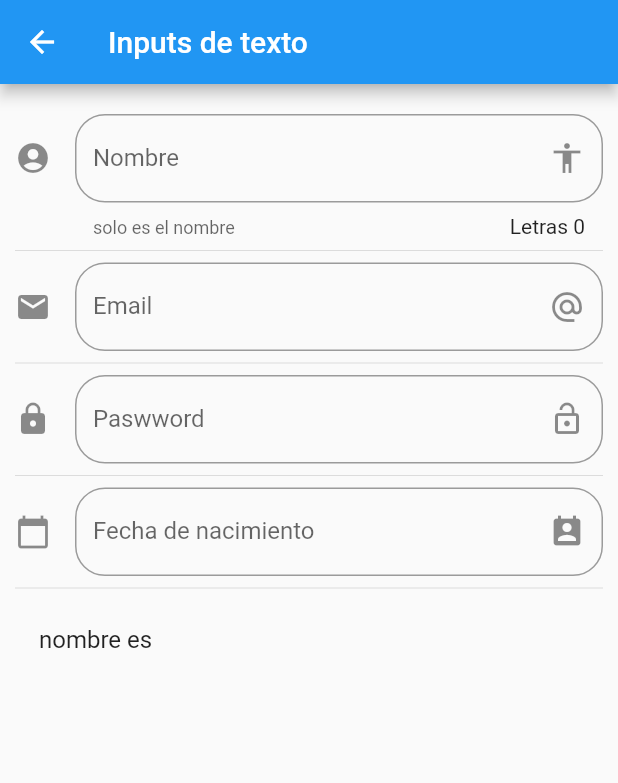
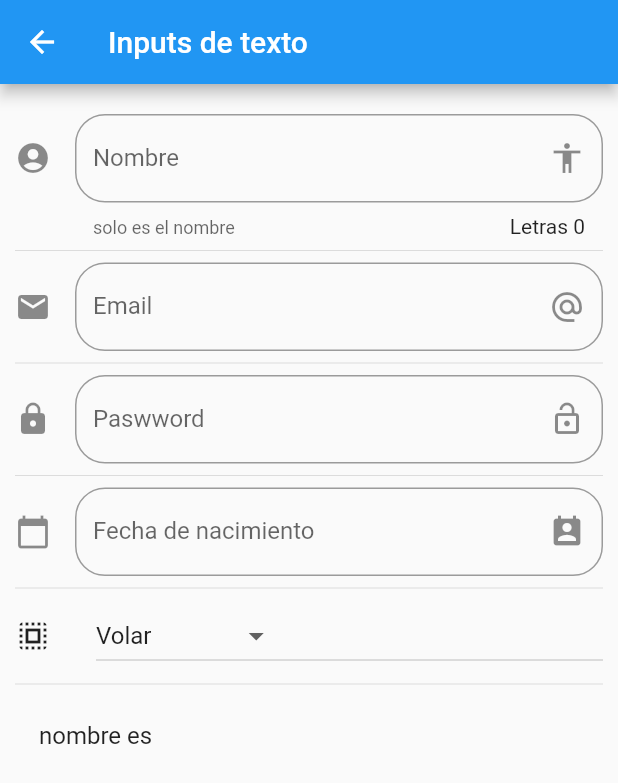
Before and after one commit to jguillermo/learn-flutter, a Flutter app: the screen it shows after launch, after a tap on "Inputs", on a phone screen of 412 x 824 dp. Shown: the top 783 px of the screen. Run offline on Flutter 3.47's test engine with Material 2 defaults, Android fonts, the phone set to English and light mode, and no system bars; network calls fail.

Commit message:
componentes input es

```diff
--- a/basic/componentes/lib/main.dart
+++ b/basic/componentes/lib/main.dart
@@ -1,4 +1,5 @@
 import 'package:componentes/src/routes/routes.dart';
+import 'package:flutter_localizations/flutter_localizations.dart';
 import 'package:flutter/material.dart';
 
 void main() => runApp(MyApp());
@@ -7,6 +8,15 @@ class MyApp extends StatelessWidget {
   @override
   Widget build(BuildContext context) {
     return MaterialApp(
+      localizationsDelegates: [
+        GlobalMaterialLocalizations.delegate,
+        GlobalWidgetsLocalizations.delegate,
+        GlobalCupertinoLocalizations.delegate,
+      ],
+      supportedLocales: [
+        const Locale('en', ''), // English, no country code
+        const Locale('es', 'ES'), // spanish, no country code
+      ],
       title: 'Material App',
       debugShowCheckedModeBanner: false,
       initialRoute: '/',
--- a/basic/componentes/lib/src/pages/inputs_page.dart
+++ b/basic/componentes/lib/src/pages/inputs_page.dart
@@ -11,6 +11,11 @@ class _InputPageState extends State<InputPage> {
   String _nombre = "";
   String _email = "";
   String _fecha = "";
+  String _opcionSelecionada = "Volar";
+  List<String> _poderes = ['Volar', 'Rayos X', 'Super Aliento', 'Super Fuerza'];
+
+  TextEditingController _inputFieldController = new TextEditingController();
+
   @override
   Widget build(BuildContext context) {
     return Scaffold(
@@ -26,7 +31,9 @@ class _InputPageState extends State<InputPage> {
           Divider(),
           _crearPasword(),
           Divider(),
-          _crearFecha(),
+          _crearFecha(context),
+          Divider(),
+          _crearDropdown(),
           Divider(),
           _crearPersona()
         ],
@@ -73,7 +80,7 @@ class _InputPageState extends State<InputPage> {
 
   Widget _crearPersona() {
     return ListTile(
-      title: Text('nombre es ${_nombre}'),
+      title: Text('nombre es $_nombre'),
       subtitle: Text(_email),
     );
   }
@@ -95,20 +102,61 @@ class _InputPageState extends State<InputPage> {
     );
   }
 
-  Widget _crearFecha() {
+  Widget _crearFecha(BuildContext context) {
     return TextField(
       enableInteractiveSelection: false,
+      controller: _inputFieldController,
       decoration: InputDecoration(
           border: OutlineInputBorder(borderRadius: BorderRadius.circular(20.0)),
           hintText: 'Fecha de nacimiento',
           labelText: 'Fecha de nacimiento ',
           suffixIcon: Icon(Icons.perm_contact_calendar),
           icon: Icon(Icons.calendar_today)),
-      onChanged: (valor) {
-        setState(() {
-          _email = valor;
-        });
+      onTap: () {
+        FocusScope.of(context).requestFocus(new FocusNode());
+        _selectDate(context);
       },
     );
   }
+
+  void _selectDate(BuildContext context) async {
+    DateTime picked = await showDatePicker(
+        context: context,
+        initialDate: new DateTime.now(),
+        firstDate: new DateTime(2018),
+        lastDate: new DateTime(2025),
+        locale: Locale('es', 'ES'));
+
+    if (picked != null) {
+      setState(() {
+        _fecha = picked.toString();
+        _inputFieldController.text = _fecha;
+      });
+    }
+  }
+
+  List<DropdownMenuItem<String>> _getOpcionesDropdown() {
+    return _poderes.map((e) {
+      return DropdownMenuItem(child: Text(e), value: e);
+    }).toList();
+  }
+
+  Widget _crearDropdown() {
+    return Row(
+      children: [
+        Icon(Icons.select_all),
+        SizedBox(width: 30.0),
+        Expanded(
+          child: DropdownButton(
+              value: _opcionSelecionada,
+              items: _getOpcionesDropdown(),
+              onChanged: (opt) {
+                setState(() {
+                  _opcionSelecionada = opt;
+                });
+              }),
+        ),
+      ],
+    );
+  }
 }
--- a/basic/componentes/pubspec.yaml
+++ b/basic/componentes/pubspec.yaml
@@ -22,6 +22,8 @@ environment:
 
 dependencies:
   flutter:
+    sdk: flutter
+  flutter_localizations:
     sdk: flutter
 
 
```
Also changed, not shown: basic/componentes/pubspec.lock.
